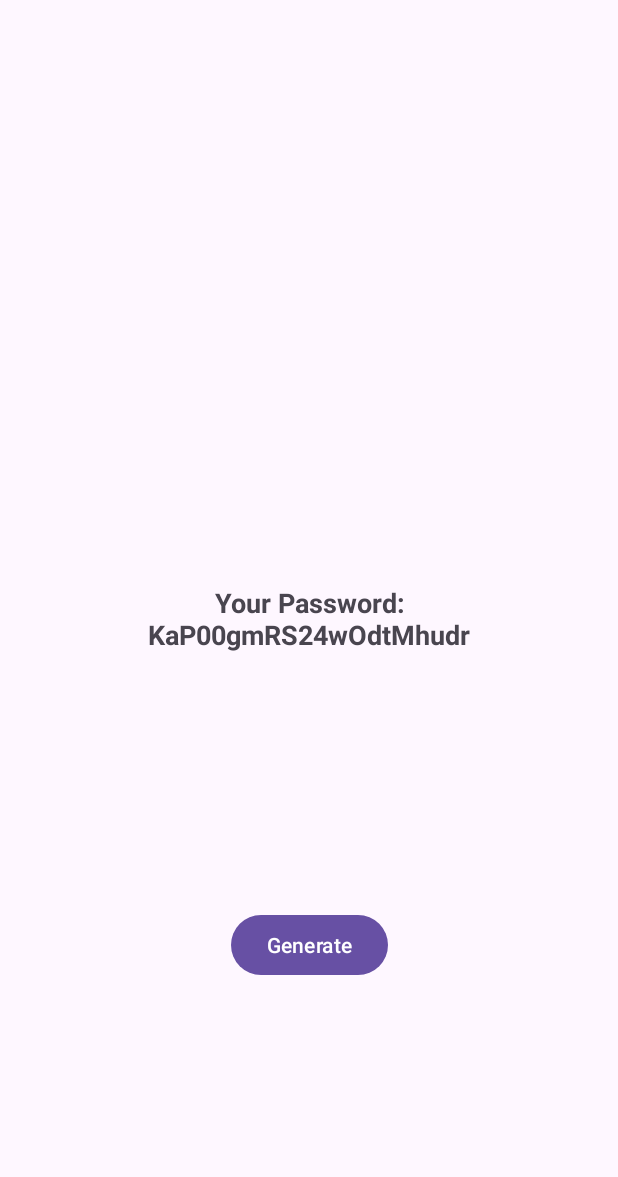
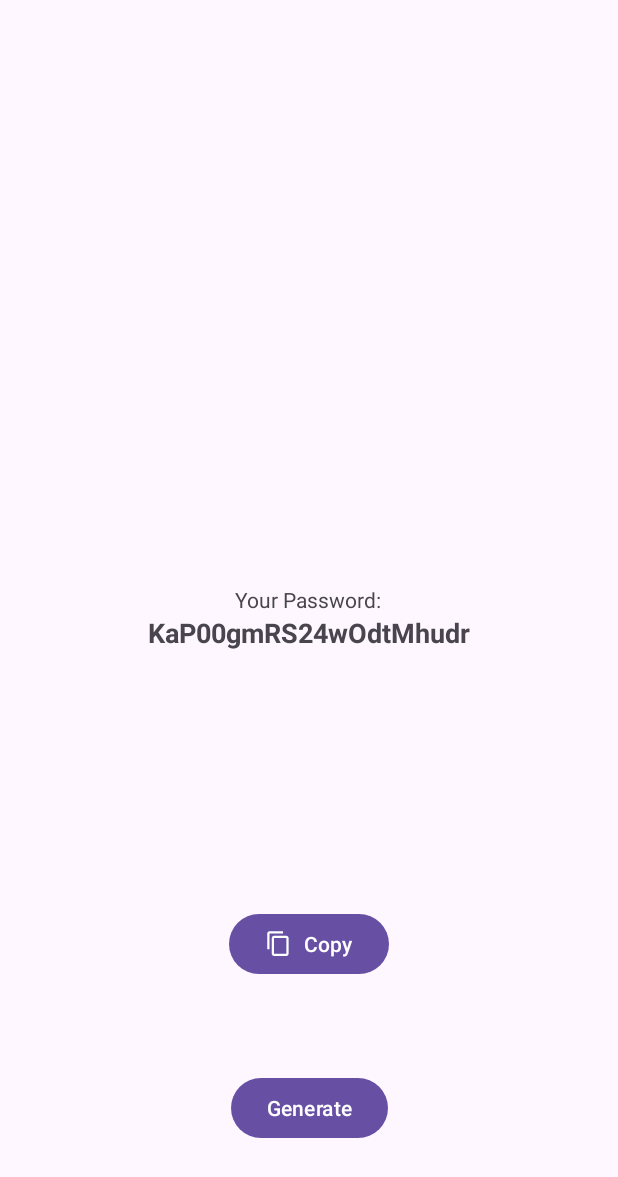
Before and after one commit to isHiteshBehera/KeyInfinity, an Android app: the screen it shows after launch (MainActivity), after a tap on "Generate", on a phone screen of 412 x 824 dp. Shown: the top 1177 px of the screen. Run offline under Robolectric (Android 15) with nearby library versions, the phone set to English and light mode, and no system bars.

Commit message:
feature: Copy generated Passwords

```diff
--- a/app/src/main/java/com/example/keyinfinity/MainActivity.kt
+++ b/app/src/main/java/com/example/keyinfinity/MainActivity.kt
@@ -1,5 +1,8 @@
 package com.example.keyinfinity
 
+import android.content.ClipData
+import android.content.ClipboardManager
+import android.content.Context
 import androidx.appcompat.app.AppCompatActivity
 import android.os.Bundle
 import android.widget.Button
@@ -18,11 +21,14 @@ class MainActivity : AppCompatActivity() {
 
         val generateButton: Button = findViewById(R.id.generateButton)
         generateButton.setOnClickListener { generatePassword() }
+
+        val copyButton: Button = findViewById(R.id.copyPassword)
+        copyButton.setOnClickListener { copyToClipboard() }
     }
 
     private fun generatePassword() {
         val password = generateRandomPassword(20)
-        passwordTextView.text = "Your Password:\n$password"
+        passwordTextView.text = password
     }
 
     private fun generateRandomPassword(length: Int): String {
@@ -37,4 +43,12 @@ class MainActivity : AppCompatActivity() {
 
         return password.toString()
     }
+
+    private fun copyToClipboard() {
+        val password = passwordTextView.text.toString().trim()
+
+        val clipboardManager = getSystemService(Context.CLIPBOARD_SERVICE) as ClipboardManager
+        val clipData = ClipData.newPlainText("Password", password)
+        clipboardManager.setPrimaryClip(clipData)
+    }
 }
--- /dev/null
+++ b/app/src/main/res/drawable/copy_btn.xml
@@ -0,0 +1,5 @@
+<vector android:height="24dp" android:tint="#FFFFFF"
+    android:viewportHeight="24" android:viewportWidth="24"
+    android:width="24dp" xmlns:android="http://schemas.android.com/apk/res/android">
+    <path android:fillColor="@android:color/white" android:pathData="M16,1L4,1c-1.1,0 -2,0.9 -2,2v14h2L4,3h12L16,1zM19,5L8,5c-1.1,0 -2,0.9 -2,2v14c0,1.1 0.9,2 2,2h11c1.1,0 2,-0.9 2,-2L21,7c0,-1.1 -0.9,-2 -2,-2zM19,21L8,21L8,7h11v14z"/>
+</vector>
--- a/app/src/main/res/layout/activity_main.xml
+++ b/app/src/main/res/layout/activity_main.xml
@@ -6,30 +6,71 @@
     android:layout_height="match_parent"
     tools:context=".MainActivity">
 
-    <TextView
-        android:id="@+id/passwordTextView"
-        android:layout_width="wrap_content"
-        android:layout_height="wrap_content"
-        android:text="Your Password: "
-        android:textSize="18sp"
-        android:textStyle="bold"
-        android:gravity="center"
-        app:layout_constraintBottom_toBottomOf="parent"
-        app:layout_constraintEnd_toEndOf="parent"
-        app:layout_constraintHorizontal_bias="0.5"
-        app:layout_constraintStart_toStartOf="parent"
-        app:layout_constraintTop_toTopOf="parent" />
-
     <Button
         android:id="@+id/generateButton"
         android:layout_width="wrap_content"
         android:layout_height="wrap_content"
+        android:onClick="generatePassword"
         android:text="Generate"
-        android:onClick="generatePassword"
         app:layout_constraintBottom_toBottomOf="parent"
         app:layout_constraintEnd_toEndOf="parent"
         app:layout_constraintStart_toStartOf="parent"
-        app:layout_constraintTop_toBottomOf="@+id/passwordTextView" />
+        app:layout_constraintTop_toBottomOf="@+id/copyPassword" />
+
+    <Button
+        android:id="@+id/copyPassword"
+        android:layout_width="wrap_content"
+        android:layout_height="wrap_content"
+        android:background="@null"
+        android:text="@android:string/copy"
+        app:icon="@drawable/copy_btn"
+        app:iconGravity="start"
+        app:layout_constraintBottom_toBottomOf="parent"
+        app:layout_constraintEnd_toEndOf="parent"
+        app:layout_constraintStart_toStartOf="parent"
+        app:layout_constraintTop_toBottomOf="@+id/linearLayout" />
+
+    <LinearLayout
+        android:id="@+id/linearLayout"
+        android:layout_width="wrap_content"
+        android:layout_height="wrap_content"
+        android:orientation="vertical"
+        android:gravity="center"
+        app:layout_constraintBottom_toBottomOf="parent"
+        app:layout_constraintEnd_toEndOf="parent"
+        app:layout_constraintStart_toStartOf="parent"
+        app:layout_constraintTop_toTopOf="parent">
+
+        <TextView
+            android:id="@+id/password_label"
+            android:layout_width="wrap_content"
+            android:layout_height="wrap_content"
+            android:text="Your Password:"
+            app:layout_constraintEnd_toEndOf="parent"
+            app:layout_constraintStart_toStartOf="parent"
+            app:layout_constraintTop_toTopOf="parent" />
+
+        <TextView
+            android:id="@+id/passwordTextView"
+            android:layout_width="wrap_content"
+            android:layout_height="wrap_content"
+            android:gravity="center"
+            android:text=""
+            android:textSize="18sp"
+            android:textStyle="bold"
+            app:layout_constraintBottom_toBottomOf="parent"
+            app:layout_constraintEnd_toEndOf="parent"
+            app:layout_constraintHorizontal_bias="0.5"
+            app:layout_constraintStart_toStartOf="parent"
+            app:layout_constraintTop_toBottomOf="@+id/password_label" />
+
+    </LinearLayout>
+
+
+
+
+
+
 
 
 </androidx.constraintlayout.widget.ConstraintLayout>
```
